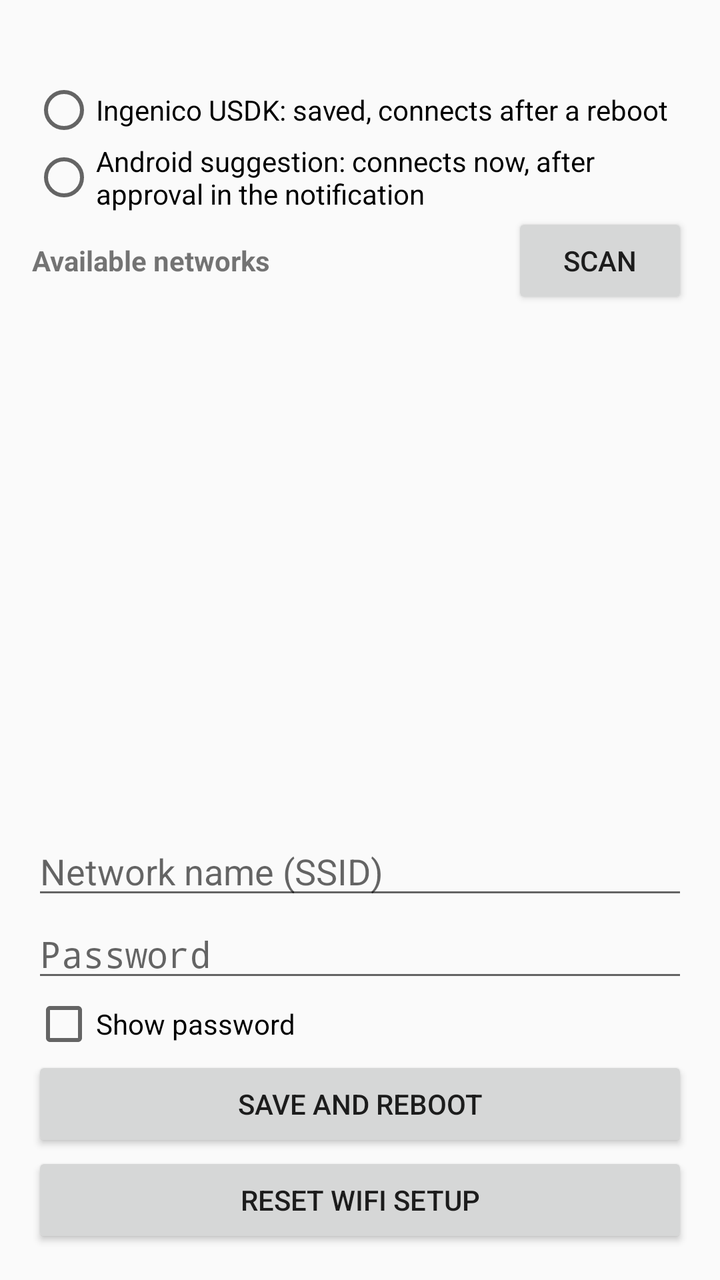
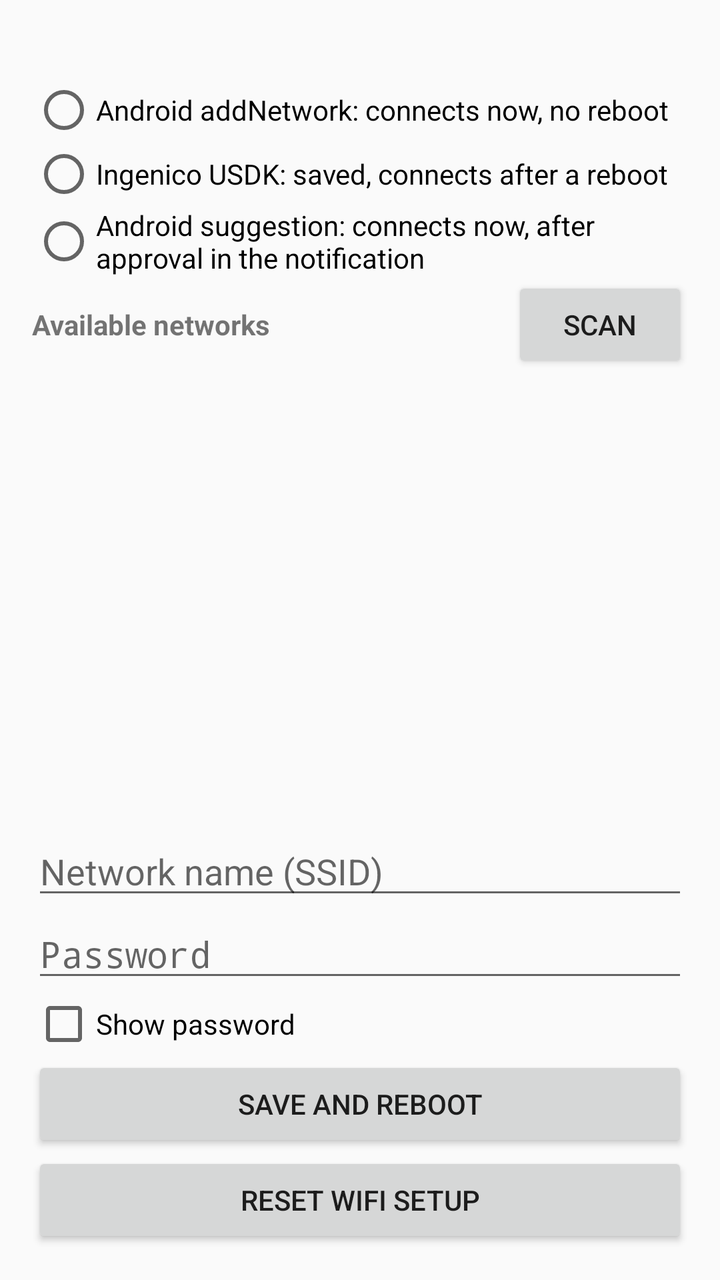

Before-and-after screenshots of an Android layout around one commit, followed by the original layout XML and the change that was made.
<!-- AndroidManifest.xml: application theme Theme.AppCompat.DayNight -->
<!-- res/layout/activity_wifi.xml -->
<?xml version="1.0" encoding="utf-8"?>
<LinearLayout xmlns:android="http://schemas.android.com/apk/res/android"
    android:layout_width="match_parent"
    android:layout_height="match_parent"
    android:orientation="vertical"
    android:padding="16dp">

    <TextView
        android:id="@+id/wifiStatus"
        android:layout_width="match_parent"
        android:layout_height="wrap_content"
        android:paddingBottom="4dp" />

    
    <LinearLayout
        android:id="@+id/wifiConnectedPanel"
        android:layout_width="match_parent"
        android:layout_height="wrap_content"
        android:orientation="horizontal"
        android:visibility="gone">

        <Button
            android:id="@+id/wifiSyncButton"
            android:layout_width="0dp"
            android:layout_height="wrap_content"
            android:layout_weight="1"
            android:text="Sync configuration" />

        <Button
            android:id="@+id/wifiRebootButton"
            android:layout_width="0dp"
            android:layout_height="wrap_content"
            android:layout_weight="1"
            android:text="Reboot" />
    </LinearLayout>

    
    <RadioGroup
        android:id="@+id/wifiMode"
        android:layout_width="match_parent"
        android:layout_height="wrap_content"
        android:orientation="vertical">

        <RadioButton
            android:id="@+id/wifiModeUsdk"
            android:layout_width="match_parent"
            android:layout_height="wrap_content"
            android:text="Ingenico USDK: saved, connects after a reboot" />

        <RadioButton
            android:id="@+id/wifiModeSuggestion"
            android:layout_width="match_parent"
            android:layout_height="wrap_content"
            android:text="Android suggestion: connects now, after approval in the notification" />
    </RadioGroup>

    <LinearLayout
        android:layout_width="match_parent"
        android:layout_height="wrap_content"
        android:gravity="center_vertical"
        android:orientation="horizontal">

        <TextView
            android:id="@+id/wifiScanStatus"
            android:layout_width="0dp"
            android:layout_height="wrap_content"
            android:layout_weight="1"
            android:text="Available networks"
            android:textStyle="bold" />

        <Button
            android:id="@+id/wifiScanButton"
            android:layout_width="wrap_content"
            android:layout_height="wrap_content"
            android:text="Scan" />
    </LinearLayout>

    
    <ListView
        android:id="@+id/wifiList"
        android:layout_width="match_parent"
        android:layout_height="0dp"
        android:layout_weight="1"
        android:choiceMode="singleChoice" />

    <EditText
        android:id="@+id/wifiSsid"
        android:layout_width="match_parent"
        android:layout_height="wrap_content"
        android:hint="Network name (SSID)"
        android:inputType="text|textNoSuggestions"
        android:importantForAutofill="no" />

    <EditText
        android:id="@+id/wifiPassword"
        android:layout_width="match_parent"
        android:layout_height="wrap_content"
        android:hint="Password"
        android:inputType="textPassword"
        android:importantForAutofill="no" />

    <CheckBox
        android:id="@+id/wifiShowPassword"
        android:layout_width="match_parent"
        android:layout_height="wrap_content"
        android:text="Show password" />

    <Button
        android:id="@+id/wifiSaveButton"
        android:layout_width="match_parent"
        android:layout_height="wrap_content"
        android:text="Save and reboot" />

    
    <Button
        android:id="@+id/wifiResetButton"
        android:layout_width="match_parent"
        android:layout_height="wrap_content"
        android:text="Reset WiFi setup" />

    <ProgressBar
        android:id="@+id/wifiProgress"
        style="?android:attr/progressBarStyleHorizontal"
        android:layout_width="match_parent"
        android:layout_height="wrap_content"
        android:indeterminate="true"
        android:visibility="gone" />

</LinearLayout>
<!-- resources referenced by this layout -->
<resources>

</resources>

<!-- the commit's change to res/layout/activity_wifi.xml (unified diff, before → after) -->
@@ -40,6 +40,12 @@
         android:layout_width="match_parent"
         android:layout_height="wrap_content"
         android:orientation="vertical">
+
+        <RadioButton
+            android:id="@+id/wifiModeAddNetwork"
+            android:layout_width="match_parent"
+            android:layout_height="wrap_content"
+            android:text="Android addNetwork: connects now, no reboot" />
 
         <RadioButton
             android:id="@+id/wifiModeUsdk"
